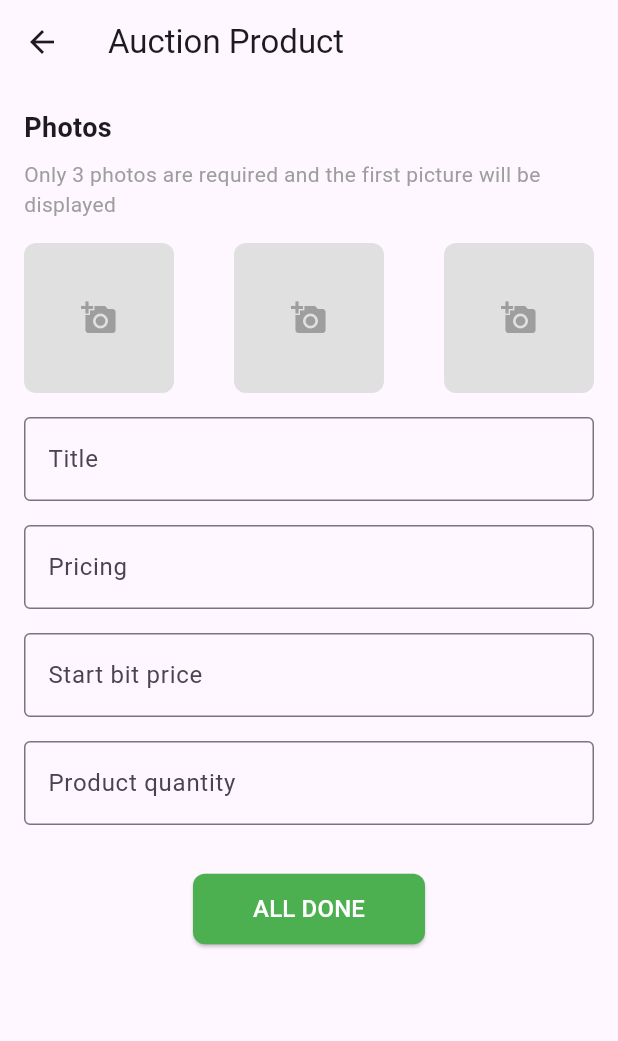
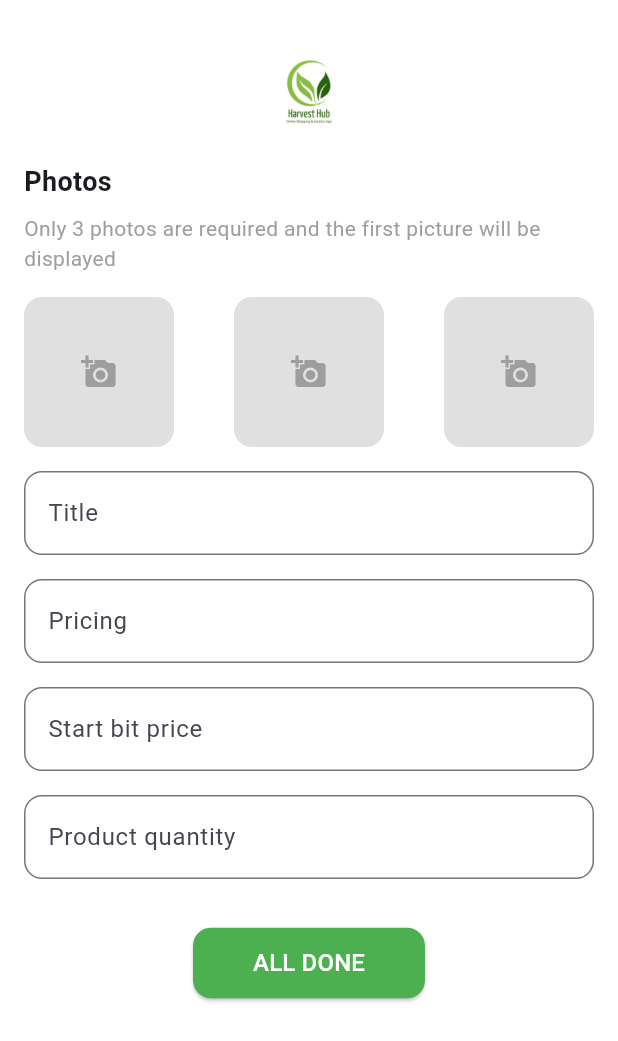
Before and after one commit to jayaliperera/theharvesthub, a Flutter app: the Dashboard screen opened directly, after a tap on "AUCTION", on a phone screen of 412 x 824 dp. Shown: the top 1041 px of the screen. Run offline on Flutter 3.47's test engine with Material 3 defaults, Android fonts, the light colour scheme and no system bars; our stand-ins replace animated_bottom_navigation_bar, carousel_slider.

Commit message:
Enhance seller dashboard UI

```diff
--- a/lib/screens/seller screens/dashboard.dart
+++ b/lib/screens/seller screens/dashboard.dart
@@ -1,5 +1,5 @@
-
 import 'package:flutter/material.dart';
+import 'package:theharvesthub/screens/seller%20screens/product_listing.dart';
 
 class Dashboard extends StatelessWidget {
   const Dashboard({super.key});
@@ -7,30 +7,21 @@ class Dashboard extends StatelessWidget {
   @override
   Widget build(BuildContext context) {
     return Scaffold(
-      appBar: AppBar(
-        backgroundColor: Colors.green,
-        title: Row(
-          mainAxisAlignment: MainAxisAlignment.center,
-          children: [
-            Image.asset(
-              'assets/images/logo.png', // Path to your logo image
-              height: 40,
-            ),
-            const SizedBox(width: 8),
-            const Text(
-              'Harvest Hub',
-              style: TextStyle(color: Colors.white),
-            ),
-          ],
-        ),
-        centerTitle: true,
-      ),
+      backgroundColor: Colors.white, // Background color set to white
       body: SingleChildScrollView(
         child: Padding(
           padding: const EdgeInsets.all(16.0),
           child: Column(
             crossAxisAlignment: CrossAxisAlignment.center,
             children: [
+              // Header with only the logo
+              const SizedBox(height: 16),
+              Center(
+                child: Image.asset(
+                  'assets/images/logo.png', // Path to your logo image
+                  height: 80,
+                ),
+              ),
               const SizedBox(height: 16),
               const Text(
                 'Welcome Rithmi,',
@@ -40,17 +31,39 @@ class Dashboard extends StatelessWidget {
                 ),
               ),
               const SizedBox(height: 16),
-              ClipRRect(
-                borderRadius: BorderRadius.circular(12),
-                child: Image.asset(
-                  'assets/images/farmer.jpg', // Path to your farmer image
-                  height: 150,
-                  width: 150,
-                  fit: BoxFit.cover,
+              Container(
+                decoration: BoxDecoration(
+                  border: Border.all(
+                    color: Colors.green, // Border color
+                    width: 4, // Border width
+                  ),
+                  borderRadius: BorderRadius.circular(12), // Rounded corners
+                ),
+                child: ClipRRect(
+                  borderRadius: BorderRadius.circular(
+                      12), // Match the container's borderRadius
+                  child: Image.asset(
+                    'assets/images/farmer.jpg', // Path to your farmer image
+                    height: 150,
+                    width: 150,
+                    fit: BoxFit.cover,
+                  ),
                 ),
               ),
               const SizedBox(height: 32),
-              CustomButton(label: 'PRODUCT LISTING', onPressed: () {}),
+              CustomButton(
+                label: 'PRODUCT LISTING',
+                onPressed: () {
+                  // Navigate to PRODUCT LISTING
+                  Navigator.push(
+                    context,
+                    MaterialPageRoute(
+                      builder: (context) => const product_listing(),
+                    ),
+                  );
+                },
+              ),
+
               CustomButton(
                 label: 'AUCTION',
                 onPressed: () {
@@ -109,7 +122,7 @@ class CustomButton extends StatelessWidget {
           backgroundColor: Colors.green,
           padding: const EdgeInsets.symmetric(vertical: 16),
           shape: RoundedRectangleBorder(
-            borderRadius: BorderRadius.circular(8),
+            borderRadius: BorderRadius.circular(30), // Fully rounded buttons
           ),
         ),
         onPressed: onPressed,
@@ -135,20 +148,20 @@ class AuctionProductUI extends StatelessWidget {
   @override
   Widget build(BuildContext context) {
     return Scaffold(
-      appBar: AppBar(
-        title: const Text('Auction Product'),
-        leading: IconButton(
-          icon: const Icon(Icons.arrow_back),
-          onPressed: () {
-            Navigator.pop(context);
-          },
-        ),
-      ),
+      backgroundColor: Colors.white, // Background color set to white
       body: Padding(
         padding: const EdgeInsets.all(16.0),
         child: Column(
           crossAxisAlignment: CrossAxisAlignment.start,
           children: [
+            const SizedBox(height: 16),
+            Center(
+              child: Image.asset(
+                'assets/images/logo.png', // Path to your logo image
+                height: 60,
+              ),
+            ),
+            const SizedBox(height: 16),
             const Text(
               "Photos",
               style: TextStyle(fontSize: 18, fontWeight: FontWeight.bold),
@@ -168,7 +181,8 @@ class AuctionProductUI extends StatelessWidget {
                   height: 100,
                   decoration: BoxDecoration(
                     color: Colors.grey[300],
-                    borderRadius: BorderRadius.circular(8.0),
+                    borderRadius:
+                        BorderRadius.circular(12.0), // Rounded corners
                   ),
                   child: const Icon(Icons.add_a_photo, color: Colors.grey),
                 ),
@@ -178,14 +192,22 @@ class AuctionProductUI extends StatelessWidget {
             const TextField(
               decoration: InputDecoration(
                 labelText: "Title",
-                border: OutlineInputBorder(),
+                border: OutlineInputBorder(
+                  borderRadius: BorderRadius.all(
+                    Radius.circular(12), // Rounded corners
+                  ),
+                ),
               ),
             ),
             const SizedBox(height: 16),
             const TextField(
               decoration: InputDecoration(
                 labelText: "Pricing",
-                border: OutlineInputBorder(),
+                border: OutlineInputBorder(
+                  borderRadius: BorderRadius.all(
+                    Radius.circular(12), // Rounded corners
+                  ),
+                ),
               ),
               keyboardType: TextInputType.number,
             ),
@@ -193,7 +215,11 @@ class AuctionProductUI extends StatelessWidget {
             const TextField(
               decoration: InputDecoration(
                 labelText: "Start bit price",
-                border: OutlineInputBorder(),
+                border: OutlineInputBorder(
+                  borderRadius: BorderRadius.all(
+                    Radius.circular(12), // Rounded corners
+                  ),
+                ),
               ),
               keyboardType: TextInputType.number,
             ),
@@ -201,7 +227,11 @@ class AuctionProductUI extends StatelessWidget {
             const TextField(
               decoration: InputDecoration(
                 labelText: "Product quantity",
-                border: OutlineInputBorder(),
+                border: OutlineInputBorder(
+                  borderRadius: BorderRadius.all(
+                    Radius.circular(12), // Rounded corners
+                  ),
+                ),
               ),
               keyboardType: TextInputType.number,
             ),
@@ -218,7 +248,8 @@ class AuctionProductUI extends StatelessWidget {
                     horizontal: 40,
                   ),
                   shape: RoundedRectangleBorder(
-                    borderRadius: BorderRadius.circular(8.0),
+                    borderRadius:
+                        BorderRadius.circular(12.0), // Rounded corners
                   ),
                 ),
                 child: const Text(
```
